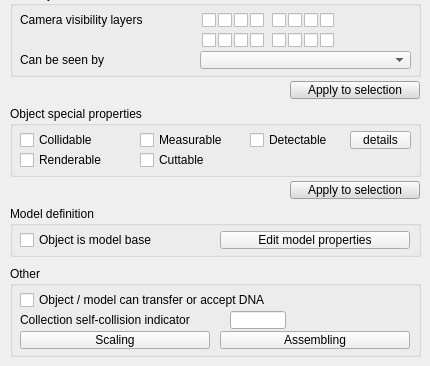
Before: the Qt Designer form ui/qdlgcommonproperties.ui in CoppeliaRobotics/coppeliaSimLib, drawn with Qt 5; both pictures show x 0 to 430 and y 184 to 550 of the 430 by 550 pixel window.
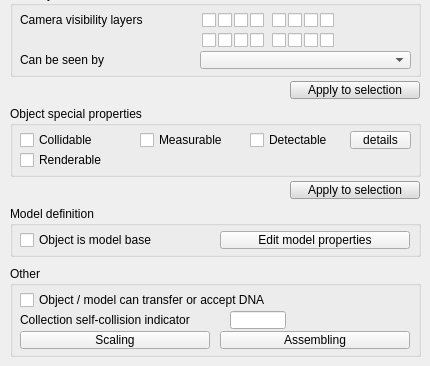
After: the same form once the commit is applied.

What changed in the file:
```diff
--- a/ui/qdlgcommonproperties.ui
+++ b/ui/qdlgcommonproperties.ui
@@ -605,22 +605,6 @@
      <string>Renderable</string>
     </property>
    </widget>
-   <widget class="QCheckBox" name="qqCuttable">
-    <property name="geometry">
-     <rect>
-      <x>130</x>
-      <y>45</y>
-      <width>201</width>
-      <height>18</height>
-     </rect>
-    </property>
-    <property name="focusPolicy">
-     <enum>Qt::StrongFocus</enum>
-    </property>
-    <property name="text">
-     <string>Cuttable</string>
-    </property>
-   </widget>
    <widget class="QCheckBox" name="qqDetectable">
     <property name="geometry">
      <rect>
```
Left out of the diff: 1 changed line with no effect on the pictures.
